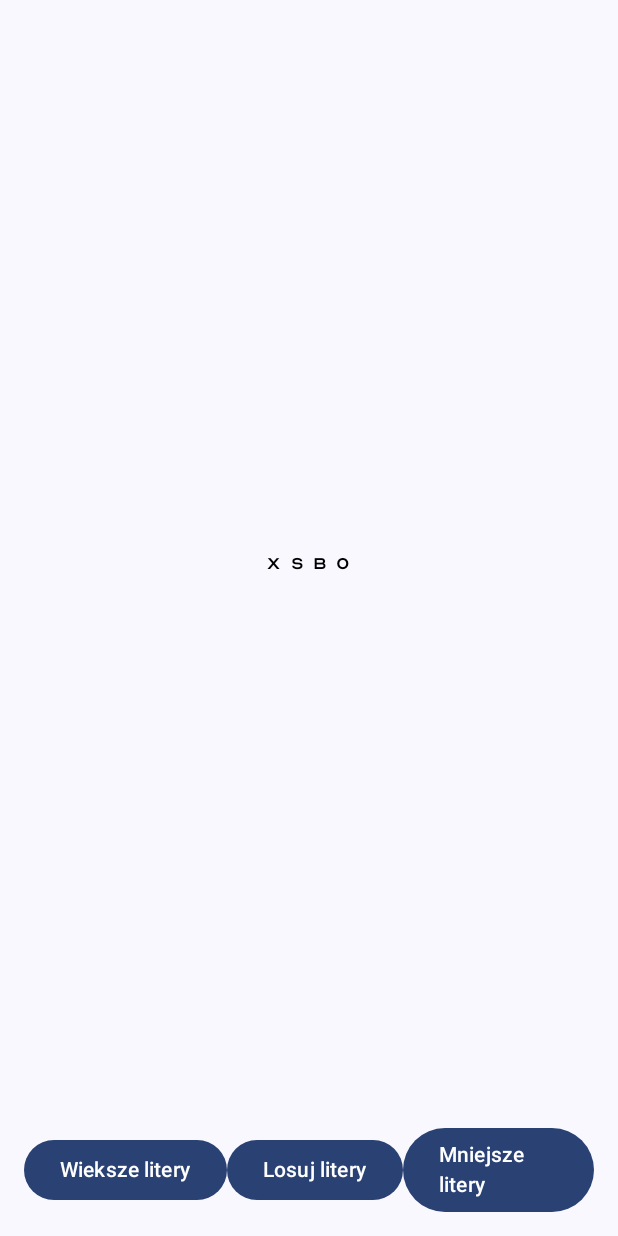
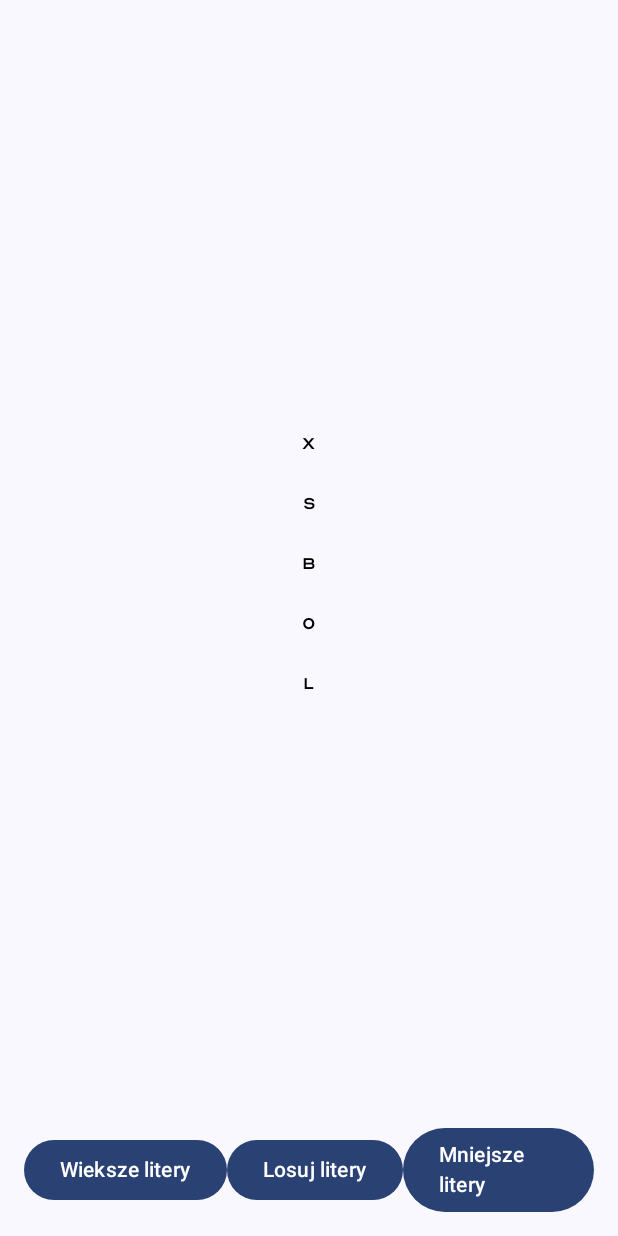
Before and after one commit to 321Proteus/myeye, an Android app built with Jetpack Compose: the SnellenChartActivity screen opened directly, with no data from a screen before it, on a phone screen of 412 x 824 dp. Run offline under Robolectric (Android 15) with nearby library versions, the phone set to English and light mode, and no system bars.

Commit message:
Added vertical letter display for portrait orientation

```diff
--- a/app/src/main/java/me/proteus/myeye/SnellenChartActivity.kt
+++ b/app/src/main/java/me/proteus/myeye/SnellenChartActivity.kt
@@ -1,10 +1,12 @@
 package me.proteus.myeye
 
+import android.content.res.Configuration
 import android.os.Bundle
 import androidx.activity.ComponentActivity
 import androidx.activity.compose.setContent
 import androidx.activity.enableEdgeToEdge
 import androidx.compose.foundation.layout.*
+import androidx.compose.foundation.layout.Arrangement
 import androidx.compose.material3.Button
 import androidx.compose.material3.Scaffold
 import androidx.compose.material3.Text
@@ -17,6 +19,7 @@ import androidx.compose.runtime.remember
 import androidx.compose.ui.Alignment
 import androidx.compose.ui.Modifier
 import androidx.compose.ui.graphics.Color
+import androidx.compose.ui.platform.LocalConfiguration
 import androidx.compose.ui.platform.LocalContext
 import androidx.compose.ui.platform.LocalDensity
 import androidx.compose.ui.text.font.Font
@@ -48,7 +51,9 @@ fun SnellenChart(modifier: Modifier = Modifier) {
     var text: String by remember { mutableStateOf(generateText()) }
 
     Column(
-        modifier = Modifier.fillMaxSize().padding(16.dp),
+        modifier = Modifier
+            .fillMaxSize()
+            .padding(16.dp),
         verticalArrangement = Arrangement.SpaceBetween,
         horizontalAlignment = Alignment.CenterHorizontally,
     ) {
@@ -56,11 +61,10 @@ fun SnellenChart(modifier: Modifier = Modifier) {
         Box (
             modifier = modifier
                 .weight(1f)
-                .fillMaxWidth()
                 .padding(bottom = 16.dp),
             contentAlignment = Alignment.Center,
         ) {
-            LetterRow(
+            LetterContainer(
                 stage = stage,
                 text = text,
                 modifier = modifier
@@ -87,21 +91,51 @@ fun stageToCentimeters(stage: Int, distance: Float): Float {
 }
 
 @Composable
-fun LetterRow(stage: Int, text: String, modifier: Modifier = Modifier) {
+fun LetterContainer(stage: Int, text: String, modifier: Modifier = Modifier) {
+
+    val config = LocalConfiguration.current
+    val opticianSansFamily = FontFamily(Font(R.font.opticiansans))
 
     var screenDensity = getScreenInfo(LocalContext.current).densityDpi / 2.54f
     var calculatedSize = stageToCentimeters(stage, 100f)
     println(calculatedSize)
-    var pixelSize =  with(LocalDensity.current) { (screenDensity * calculatedSize).toSp() }
+    var pixelSize = with(LocalDensity.current) { (screenDensity * calculatedSize).toSp() }
 
-    Text(
-        text = text,
-        color = Color.Black,
-        fontSize = pixelSize * 2,
-        letterSpacing = pixelSize,
-        fontFamily = FontFamily(Font(R.font.opticiansans)),
-        modifier = modifier
-    )
+    if (config.orientation == Configuration.ORIENTATION_LANDSCAPE) {
+        Row(
+            modifier = Modifier
+                .fillMaxWidth(),
+            horizontalArrangement = Arrangement.Center
+        ) {
+            for (char in text) {
+                Text(
+                    text = char.toString(),
+                    color = Color.Black,
+                    fontSize = pixelSize * 2,
+                    fontFamily = opticianSansFamily,
+                    modifier = modifier.padding(8.dp)
+                )
+            }
+        }
+    } else {
+        Column(
+            modifier = Modifier
+                .fillMaxHeight(),
+            verticalArrangement = Arrangement.Center,
+            horizontalAlignment = Alignment.CenterHorizontally
+        ) {
+            for (char in text) {
+                Text(
+                    text = char.toString(),
+                    color = Color.Black,
+                    fontSize = pixelSize * 2,
+                    fontFamily = opticianSansFamily,
+                    modifier = modifier.padding(8.dp)
+                )
+            }
+        }
+    }
+
 }
 
 @Composable
@@ -134,7 +168,7 @@ fun generateText(): String {
 
     var random = Random()
     var text: String = ""
-    var i: Int = 1
+    var i: Int = 0
     while(i < 5)  {
         text += ((abs(random.nextInt() % 25)) + 65).toChar()
         i++
```
